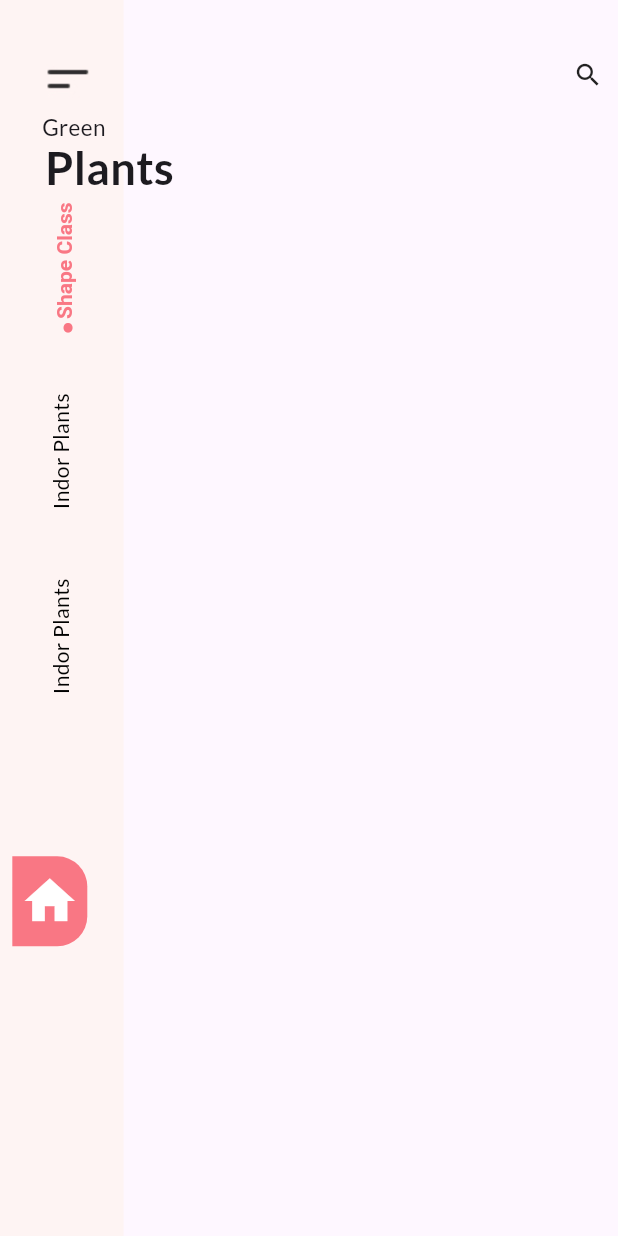
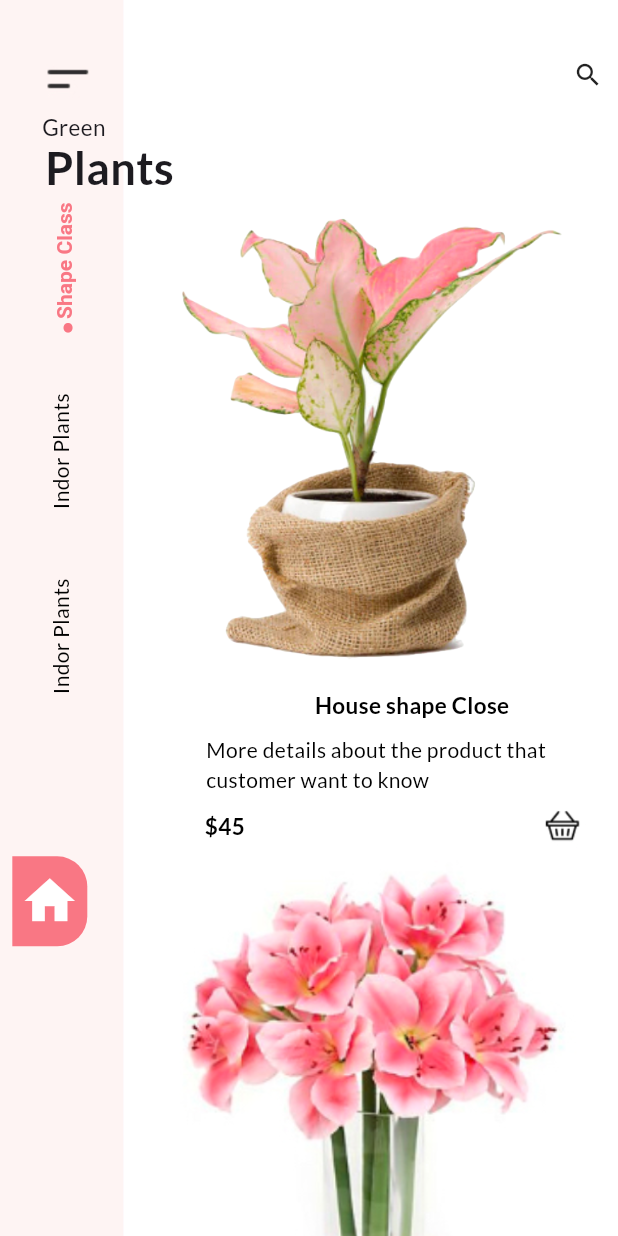
Before and after one commit to NizamUddin07/plant_app, a Flutter app: the screen it shows after launch, on a phone screen of 412 x 824 dp. Run offline on Flutter 3.47's test engine with Material 3 defaults, Android fonts, the phone set to English and light mode, and no system bars; our stand-ins replace google_fonts.

Commit message:
product added

```diff
--- a/lib/screens/home_screen.dart
+++ b/lib/screens/home_screen.dart
@@ -1,5 +1,6 @@
 import 'package:flutter/material.dart';
 import 'package:plant_app/Utils/colors.dart';
+import 'package:plant_app/screens/product.dart';
 
 class HomeScreen extends StatelessWidget {
   const HomeScreen({super.key});
@@ -10,12 +11,7 @@ class HomeScreen extends StatelessWidget {
     return Scaffold(
       body: Stack(
         children: [
-          Row(
-            children: [
-              sideBar(),
-              Container(width: size.width * 0.8),
-            ],
-          ),
+          Row(children: [sideBar(), bodyParts(size)]),
           Positioned(
             top: 90,
             left: 30,
@@ -24,15 +20,30 @@ class HomeScreen extends StatelessWidget {
               style: TextStyle(fontSize: 30, fontWeight: FontWeight.bold),
             ),
           ),
-          Positioned(
-            top: 40,
-            right: 10,
-            child: Icon(Icons.search, size: 20,)
-          ),
+          Positioned(top: 40, right: 10, child: Icon(Icons.search, size: 20)),
         ],
       ),
     );
   }
+
+  Container bodyParts(Size size) => Container(width: size.width * 0.8,
+  color: Colors.white,
+    child: SingleChildScrollView(
+      child: Column(
+        children: [
+          SizedBox(
+            height: 130,
+          ),
+          Hero(
+              tag: "flower1",
+          child: Product(image: "images/flower1.png", name: "House shape Close", price: "45")),
+          Hero (
+              tag: "flower2",
+              child: Product(image: "images/flower2.png", name: "Glass Water", price: "60")),
+        ],
+      ),
+    ),
+  );
 
   Expanded sideBar() {
     return Expanded(
--- /dev/null
+++ b/lib/screens/product.dart
@@ -0,0 +1,62 @@
+import 'package:flutter/material.dart';
+
+class Product extends StatelessWidget {
+  final String name;
+  final String price;
+  final String image;
+  const Product({
+    super.key,
+    required this.image,
+    required this.name,
+    required this.price,
+  });
+
+  @override
+  Widget build(BuildContext context) {
+    return Column(
+      children: [
+        Center(child: Image.asset(image, width: 300)),
+        SizedBox(height: 10),
+
+        Padding(
+          padding: EdgeInsets.only(left: 55),
+          child: Text(
+            name,
+            style: TextStyle(
+              fontSize: 15,
+              fontWeight: FontWeight.bold,
+              color: Colors.black,
+            ),
+          ),
+        ),
+        SizedBox(height: 10),
+        Padding(
+          padding: EdgeInsets.only(left: 55, right: 20),
+          child: Text(
+            "More details about the product that customer want to know",
+            style: TextStyle(
+              color: Colors.black,
+            ),
+          ),
+        ),
+        Padding(padding: EdgeInsets.only(left: 54, right: 17),
+        child: Row(
+          mainAxisAlignment: MainAxisAlignment.spaceBetween,
+          children: [
+            Text(
+              '\$$price',
+              style: TextStyle(
+                fontSize: 15,
+                fontWeight: FontWeight.bold,
+                color: Colors.black,
+              ),
+            ),
+            Image.asset("images/basket icon.png", height: 40, width: 40,)
+          ],
+        ),
+        )
+
+      ],
+    );
+  }
+}
```
